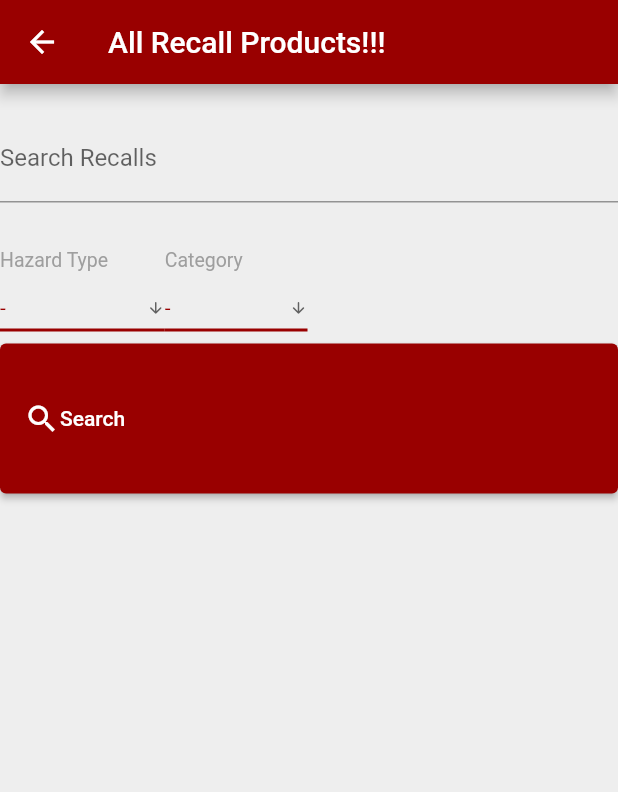
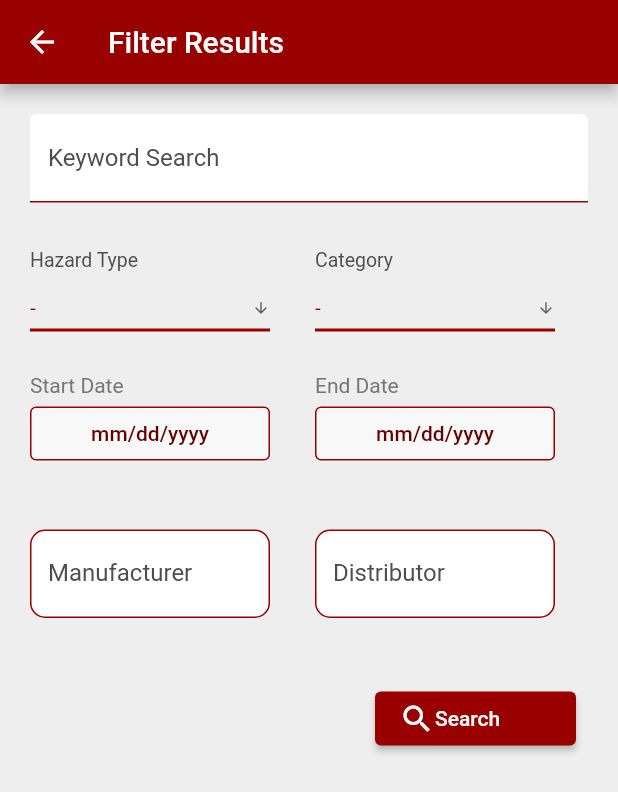
Before and after one commit to astrebe/project-spotlight, a Flutter app: the SpotlightFilterView screen opened by its route, on a phone screen of 412 x 824 dp. Shown: the top 792 px of the screen. Run offline on Flutter 3.47's test engine with Material 2 defaults, Android fonts, the phone set to English and light mode, and no system bars.

Commit message:
Updated Spotlight FilterView UI
Still a WIP but its at least a good enough frame to do actual input.

```diff
--- a/spotlight_app/lib/SpotlightFilterView.dart
+++ b/spotlight_app/lib/SpotlightFilterView.dart
@@ -9,115 +9,217 @@ class SpotlightFilterView extends StatefulWidget {
 }
 
 class _SpotlightfilterviewState extends State<SpotlightFilterView> {
-  var testText = "";
+  var keyText = "";
+  var manText = "";
+  var distText = "";
   var hazVal = "-";
   var catVal = "-";
+  Color mainColor = const Color.fromARGB(255, 153, 0, 0);
 
+  DateTime selectedDateStart = DateTime.now();
+  DateTime selectedDateEnd = DateTime.now();
 
-  @override
-  Widget build(BuildContext context) {
+  Future<void> _selectDate(BuildContext context) async {
+    final DateTime? picked = await showDatePicker(
+        context: context,
+        initialDate: DateTime.now(),
+        firstDate: DateTime(1973, 6, 8),
+        lastDate: DateTime.now(),
+        helpText: "Select Start Date",
+        errorFormatText: "Enter a Valid Date",
+        errorInvalidText: "Date Out of Range",
+        builder: (context, child) {
+          return Theme(
+            data: Theme.of(context).copyWith(
+                colorScheme: ColorScheme.light(
+                    primary: mainColor,
+                    onPrimary: Colors.white,
+                    onSurface: mainColor),
+                textButtonTheme: TextButtonThemeData(
+                    style: TextButton.styleFrom(primary: mainColor))),
+            child: child!,
+          );
+        });
+    if (picked != null && picked != selectedDateStart) {
+      setState(() {
+        selectedDateStart = picked;
+      });
+    }
+  }
 
-    return Scaffold(
-        appBar: AppBar(
-          backgroundColor: const Color.fromARGB(255, 153, 0, 0),
-          title: const Text("All Recall Products!!!"),
-        ),
-        body: Container(
-            color: Colors.grey.shade200,
-            child: Column(
-              children: <Widget>[
-                //Keyword Input,
-                Container(
-                  margin: const EdgeInsets.symmetric(vertical: 20),
+  Widget _keyWordSearch() {
+    return Container(
+      margin: const EdgeInsets.all(20),
       height: 70,
       child: TextFormField(
+        style: TextStyle(color: mainColor),
+        cursorColor: mainColor,
         onChanged: (newText) {
           setState(() {
-                        testText = newText;
+            keyText = newText;
           });
         },
-                    decoration: const InputDecoration(
-                      border: UnderlineInputBorder(),
-                      labelText: 'Search Recalls',
+        decoration: InputDecoration(
+          fillColor: Colors.white,
+          filled: true,
+          enabledBorder:
+              UnderlineInputBorder(borderSide: BorderSide(color: mainColor)),
+          focusedBorder:
+              UnderlineInputBorder(borderSide: BorderSide(color: mainColor)),
+          //border: UnderlineInputBorder(),
+          labelText: 'Keyword Search',
+          labelStyle: TextStyle(color: Color.fromARGB(255, 77, 77, 77)),
           hintText: 'Keywords',
         ),
       ),
-                ),
+    );
+  }
 
-                Row(
-                  children: <Widget>[
-                    Column(
+  Widget _dropDownSearch(String label, List<String> list) {
+    return Container(
+      margin: const EdgeInsets.only(left: 20, right: 10),
+      child: Column(
           crossAxisAlignment: CrossAxisAlignment.start,
           children: <Widget>[
-                        const Text("Hazard Type", style: TextStyle(fontSize: 13, color: Colors.grey)),
-                        DropdownButton<String>(
+            Text(label,
+                style: const TextStyle(
+                    fontSize: 13, color: Color.fromARGB(255, 77, 77, 77))),
+            SizedBox(
+                // padding: const EdgeInsets.symmetric(
+                //     horizontal: 10, vertical: 1),
+                // decoration: BoxDecoration(
+                //     color: Colors.white,
+                //     borderRadius: BorderRadius.circular(10)),
+                width: 160,
+                //color: Colors.black,
+                child: DropdownButton<String>(
+                  isExpanded: true,
+                  alignment: const Alignment(-0.7, 0),
                   value: hazVal,
-                    icon: const Icon(Icons.arrow_downward_rounded),
+                  icon: const Icon(
+                    Icons.arrow_downward_rounded,
+                  ),
                   iconSize: 12,
                   elevation: 16,
-                    style: const TextStyle(color: Color.fromARGB(255, 153, 0, 0)),
+                  style: TextStyle(
+                    color: mainColor,
+                  ),
                   underline: Container(
                     height: 2,
-                      color: const Color.fromARGB(255, 153, 0, 0),
+                    color: mainColor,
                   ),
                   onChanged: (String? newValue) {
                     setState(() {
                       hazVal = newValue!;
                     });
                   },
-                    items: <String>['-', 'Exploding', "Chemical Burns", 'Falling']
-                        .map<DropdownMenuItem<String>>((String value) {
+                  items: list.map<DropdownMenuItem<String>>((String value) {
                     return DropdownMenuItem<String>(
                       value: value,
                       child: Text(value),
                     );
                   }).toList(),
-                  )
+                ))
           ]),
-                  Column(
+    );
+  }
+
+  Widget _datePicker(String label) {
+    return Container(
+      margin: const EdgeInsets.only(top: 20, bottom: 20, left: 20, right: 10),
+      child: Column(
           crossAxisAlignment: CrossAxisAlignment.start,
           children: <Widget>[
-                        const Text("Category", style: TextStyle(fontSize: 13, color: Colors.grey)),
-                        DropdownButton<String>(
-                    value: catVal,
-                    icon: const Icon(Icons.arrow_downward_rounded),
-                    iconSize: 12,
-                    elevation: 16,
-                    style: const TextStyle(color: Color.fromARGB(255, 153, 0, 0)),
-                    underline: Container(
-                      height: 2,
-                      color: const Color.fromARGB(255, 153, 0, 0),
+            Text(label, style: TextStyle(color: Colors.grey.shade600)),
+            SizedBox(
+                width: 160,
+                child: OutlinedButton(
+                  style: ButtonStyle(
+                      side: MaterialStateProperty.all<BorderSide>(
+                          BorderSide(color: mainColor, width: 1)),
+                      backgroundColor:
+                          MaterialStateProperty.all<Color>(Colors.white60)),
+                  child: const Text(
+                    "mm/dd/yyyy",
+                    style: TextStyle(color: Color.fromARGB(255, 100, 0, 0)),
                   ),
-                    onChanged: (String? newValue) {
+                  onPressed: () {
+                    _selectDate(context);
+                  },
+                ))
+          ]),
+    );
+  }
+
+  Widget _businessKeySearch(String label) {
+    return Container(
+      margin: const EdgeInsets.only(bottom: 25, left: 20, right: 10, top: 20),
+      width: 160,
+      child: TextFormField(
+        style: TextStyle(color: mainColor),
+        cursorColor: mainColor,
+        onChanged: (newText) {
           setState(() {
-                        catVal = newValue!;
+            manText = newText;
           });
         },
-                    items: <String>['-', 'Baby Carriers', "Furniture", 'Toys']
-                        .map<DropdownMenuItem<String>>((String value) {
-                      return DropdownMenuItem<String>(
-                        value: value,
-                        child: Text(value),
+        decoration: InputDecoration(
+          fillColor: Colors.white,
+          filled: true,
+          enabledBorder: OutlineInputBorder(
+            borderSide: BorderSide(width: 1, color: mainColor),
+            borderRadius: BorderRadius.circular(10),
+          ),
+          focusedBorder: OutlineInputBorder(
+            borderSide: BorderSide(width: 1, color: mainColor),
+            borderRadius: BorderRadius.circular(10),
+          ),
+          labelText: label,
+          labelStyle: const TextStyle(color: Color.fromARGB(255, 77, 77, 77)),
+        ),
+      ),
     );
-                    }).toList(),
-                  )
+  }
+
+  @override
+  Widget build(BuildContext context) {
+    return Scaffold(
+        appBar: AppBar(
+          backgroundColor: mainColor,
+          title: const Text("Filter Results"),
+        ),
+        body: Container(
+            color: Colors.grey.shade200,
+            height: double.maxFinite,
+            child: SingleChildScrollView(
+                child: Container(
+                    child: Column(children: <Widget>[
+              Container(child: _keyWordSearch()),
+              Row(
+                children: <Widget>[
+                  _dropDownSearch("Hazard Type",
+                      <String>['-', 'Exploding', "Chemical Burns", 'Falling']),
+                  _dropDownSearch("Category",
+                      <String>['-', 'Baby Carriers', "Furniture", 'Toys'])
+                ],
+              ),
+              Row(children: <Widget>[
+                _datePicker("Start Date"),
+                _datePicker("End Date"),
               ]),
-
-
+              Row(
+                children: <Widget>[
+                  _businessKeySearch("Manufacturer"),
+                  _businessKeySearch("Distributor"),
                 ],
               ),
               Row(
+                mainAxisAlignment: MainAxisAlignment.end,
                 children: <Widget>[
-
-                  ],
-                ),
-                Row(
-                  children: <Widget>[
-
-                  ],
-                ),
                   Container(
-                    height: 100,
+                      margin: EdgeInsets.only(right: 20, top: 10),
+                      padding: EdgeInsets.all(8),
+                      width: 150,
                       child: ElevatedButton(
                         child: Row(children: const <Widget>[
                           Icon(Icons.search),
@@ -125,10 +227,11 @@ class _SpotlightfilterviewState extends State<SpotlightFilterView> {
                         ]),
                         onPressed: () {},
                         style: ButtonStyle(
-                          backgroundColor: MaterialStateProperty.all<Color>(
-                              const Color.fromARGB(255, 153, 0, 0))),
+                            backgroundColor:
+                                MaterialStateProperty.all<Color>(mainColor)),
                       ))
                 ],
-            )));
+              )
+            ])))));
   }
 }
```
Lines whose indentation alone changed are shown as unchanged.
